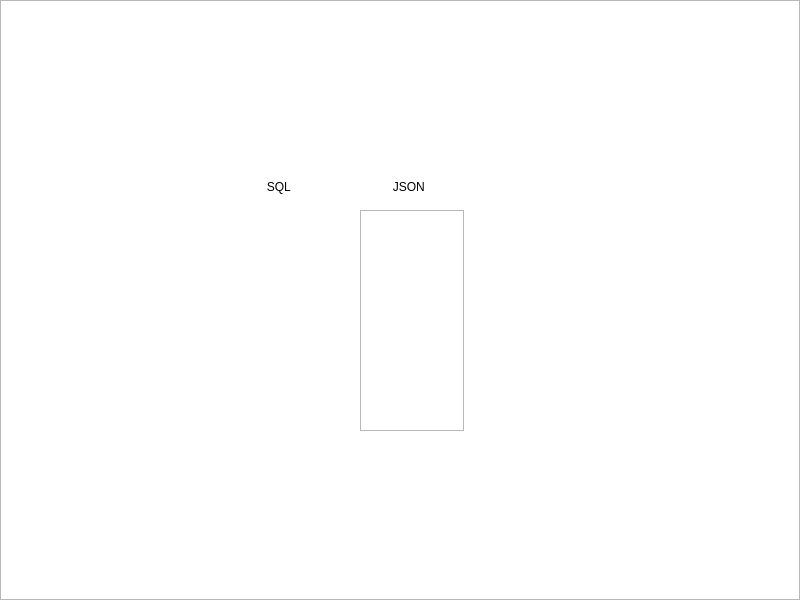
Qt form record.ui (AlexandraZiver/Course-Project) before a commit.
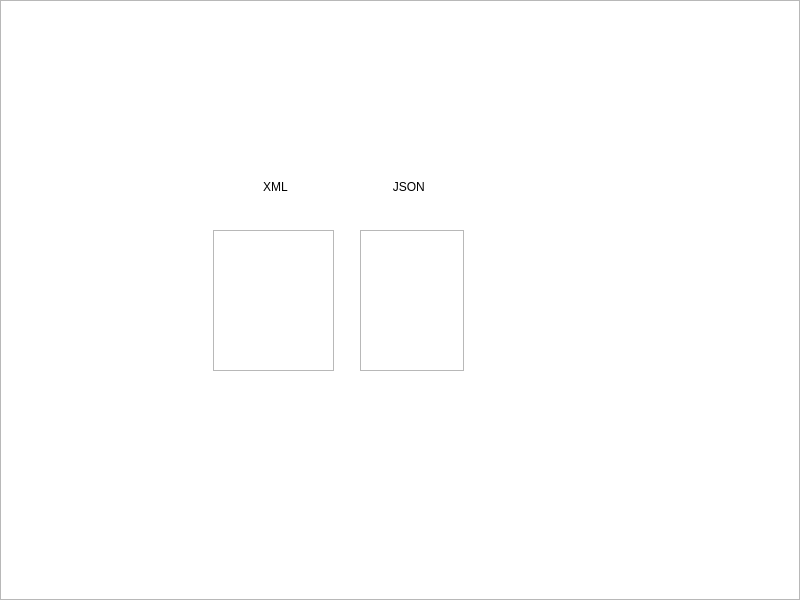
The same form after that commit. Icons and pictures are not drawn.

```diff
--- a/record.ui
+++ b/record.ui
@@ -46,7 +46,7 @@
 font: 700 10pt &quot;Segoe UI&quot;;</string>
    </property>
    <property name="text">
-    <string>  SQL</string>
+    <string>XML</string>
    </property>
   </widget>
   <widget class="QPushButton" name="show_json">
@@ -90,9 +90,19 @@
    <property name="geometry">
     <rect>
      <x>360</x>
-     <y>210</y>
+     <y>230</y>
      <width>104</width>
-     <height>221</height>
+     <height>141</height>
+    </rect>
+   </property>
+  </widget>
+  <widget class="QTextEdit" name="textEdit_2">
+   <property name="geometry">
+    <rect>
+     <x>213</x>
+     <y>230</y>
+     <width>121</width>
+     <height>141</height>
     </rect>
    </property>
   </widget>
```
